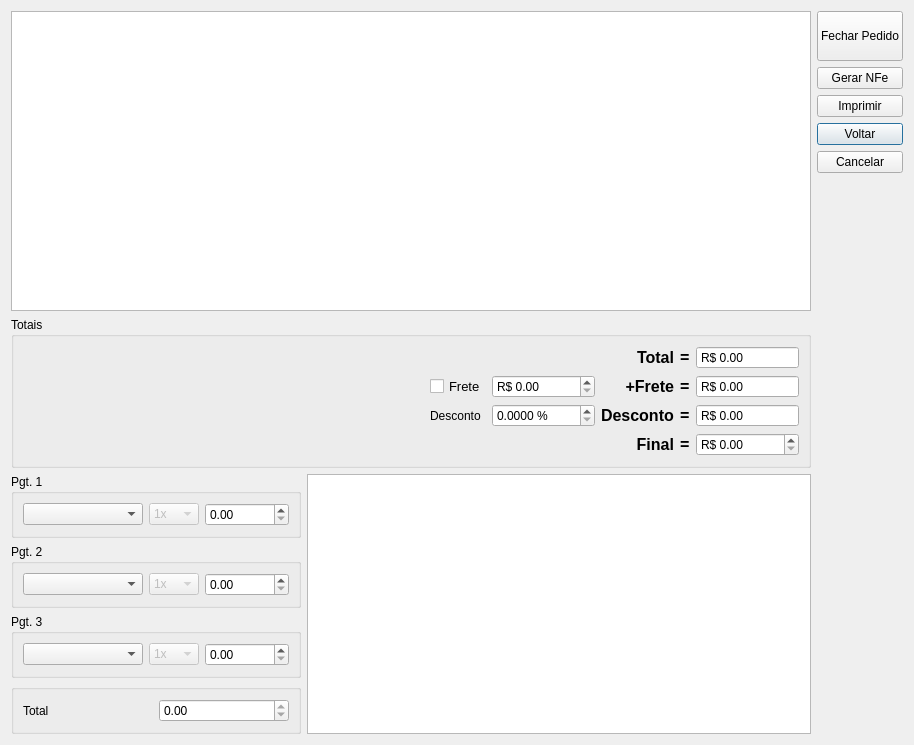
Above: venda.ui from lellisls/ERP-STACCATO before the change. Below: the same form after it.
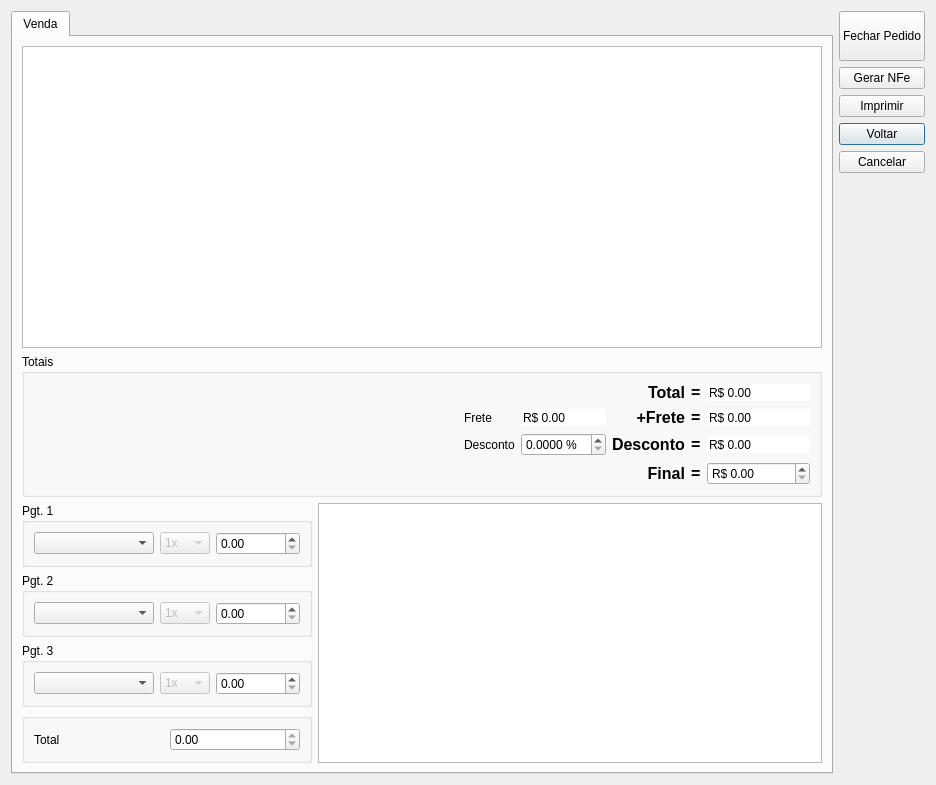
That is the form after the change.

Commit message: Pequenas alterações na venda

Patch:
```diff
--- a/venda.ui
+++ b/venda.ui
@@ -6,107 +6,25 @@
    <rect>
     <x>0</x>
     <y>0</y>
-    <width>902</width>
-    <height>680</height>
+    <width>926</width>
+    <height>723</height>
    </rect>
   </property>
   <property name="windowTitle">
    <string>Vendas</string>
   </property>
   <layout class="QGridLayout" name="gridLayout_7">
-   <item row="0" column="0" colspan="2">
-    <widget class="QTableView" name="tableVenda">
-     <property name="minimumSize">
-      <size>
-       <width>800</width>
-       <height>300</height>
-      </size>
+   <item row="0" column="0">
+    <widget class="QTabWidget" name="tabWidget">
+     <property name="currentIndex">
+      <number>0</number>
      </property>
-     <property name="alternatingRowColors">
-      <bool>true</bool>
-     </property>
-     <attribute name="horizontalHeaderStretchLastSection">
-      <bool>true</bool>
-     </attribute>
-    </widget>
-   </item>
-   <item row="0" column="2">
-    <layout class="QVBoxLayout" name="verticalLayout_2">
-     <item>
-      <widget class="QPushButton" name="pushButtonFecharPedido">
-       <property name="sizePolicy">
-        <sizepolicy hsizetype="Minimum" vsizetype="Minimum">
-         <horstretch>0</horstretch>
-         <verstretch>0</verstretch>
-        </sizepolicy>
-       </property>
-       <property name="minimumSize">
-        <size>
-         <width>0</width>
-         <height>50</height>
-        </size>
-       </property>
-       <property name="text">
-        <string>Fechar Pedido</string>
-       </property>
-       <property name="autoDefault">
-        <bool>false</bool>
-       </property>
-      </widget>
-     </item>
-     <item>
-      <widget class="QPushButton" name="pushButtonNFe">
-       <property name="text">
-        <string>Gerar NFe</string>
-       </property>
-       <property name="autoDefault">
-        <bool>false</bool>
-       </property>
-      </widget>
-     </item>
-     <item>
-      <widget class="QPushButton" name="pushButtonImprimir">
-       <property name="text">
-        <string>Imprimir</string>
-       </property>
-       <property name="autoDefault">
-        <bool>false</bool>
-       </property>
-      </widget>
-     </item>
-     <item>
-      <widget class="QPushButton" name="pushButtonVoltar">
-       <property name="text">
-        <string>Voltar</string>
-       </property>
-      </widget>
-     </item>
-     <item>
-      <widget class="QPushButton" name="pushButtonCancelar">
-       <property name="text">
-        <string>Cancelar</string>
-       </property>
-       <property name="autoDefault">
-        <bool>false</bool>
-       </property>
-      </widget>
-     </item>
-     <item>
-      <spacer name="verticalSpacer_2">
-       <property name="orientation">
-        <enum>Qt::Vertical</enum>
-       </property>
-       <property name="sizeHint" stdset="0">
-        <size>
-         <width>20</width>
-         <height>40</height>
-        </size>
-       </property>
-      </spacer>
-     </item>
-    </layout>
-   </item>
-   <item row="2" column="0">
+     <widget class="QWidget" name="tab">
+      <attribute name="title">
+       <string>Venda</string>
+      </attribute>
+      <layout class="QGridLayout" name="gridLayout_8">
+       <item row="3" column="0">
     <widget class="QGroupBox" name="groupBox">
      <property name="title">
       <string>Pgt. 1</string>
@@ -189,7 +107,33 @@
      </layout>
     </widget>
    </item>
-   <item row="3" column="0">
+       <item row="6" column="0">
+        <widget class="QGroupBox" name="groupBox_5">
+         <property name="title">
+          <string/>
+         </property>
+         <layout class="QGridLayout" name="gridLayout">
+          <item row="0" column="1">
+           <widget class="QDoubleSpinBox" name="doubleSpinBoxTotal">
+            <property name="readOnly">
+             <bool>true</bool>
+            </property>
+            <property name="maximum">
+             <double>999999.989999999990687</double>
+            </property>
+           </widget>
+          </item>
+          <item row="0" column="0">
+           <widget class="QLabel" name="labelRestante">
+            <property name="text">
+             <string>Total</string>
+            </property>
+           </widget>
+          </item>
+         </layout>
+        </widget>
+       </item>
+       <item row="4" column="0">
     <widget class="QGroupBox" name="groupBox_2">
      <property name="title">
       <string>Pgt. 2</string>
@@ -272,7 +216,7 @@
      </layout>
     </widget>
    </item>
-   <item row="4" column="0">
+       <item row="5" column="0">
     <widget class="QGroupBox" name="groupBox_4">
      <property name="title">
       <string>Pgt. 3</string>
@@ -355,31 +299,8 @@
      </layout>
     </widget>
    </item>
-   <item row="5" column="0">
-    <widget class="QGroupBox" name="groupBox_5">
-     <property name="title">
-      <string/>
-     </property>
-     <layout class="QGridLayout" name="gridLayout">
-      <item row="0" column="1">
-       <widget class="QDoubleSpinBox" name="doubleSpinBoxTotal">
-        <property name="readOnly">
-         <bool>true</bool>
-        </property>
-        <property name="maximum">
-         <double>999999.989999999990687</double>
-        </property>
-       </widget>
-      </item>
-      <item row="0" column="0">
-       <widget class="QLabel" name="labelRestante">
-        <property name="text">
-         <string>Total</string>
-        </property>
-       </widget>
-      </item>
-     </layout>
-    </widget>
+       <item row="3" column="1" rowspan="4">
+        <widget class="QTableView" name="tableFluxoCaixa"/>
    </item>
    <item row="1" column="0" colspan="2">
     <widget class="QGroupBox" name="groupBox_3">
@@ -421,6 +342,9 @@
           <property name="toolTip">
            <string>&lt;html&gt;&lt;head/&gt;&lt;body&gt;&lt;p&gt;Sub-total do orçamento é o total sem o frete&lt;/p&gt;&lt;/body&gt;&lt;/html&gt;</string>
           </property>
+              <property name="frame">
+               <bool>false</bool>
+              </property>
           <property name="readOnly">
            <bool>true</bool>
           </property>
@@ -471,21 +395,6 @@
           </property>
          </widget>
         </item>
-        <item row="2" column="0">
-         <widget class="QCheckBox" name="checkBoxCalculaFrete">
-          <property name="font">
-           <font>
-            <pointsize>10</pointsize>
-           </font>
-          </property>
-          <property name="toolTip">
-           <string>&lt;html&gt;&lt;head/&gt;&lt;body&gt;&lt;p&gt;Cálculo automático do frete&lt;/p&gt;&lt;/body&gt;&lt;/html&gt;</string>
-          </property>
-          <property name="text">
-           <string>Frete</string>
-          </property>
-         </widget>
-        </item>
         <item row="3" column="0">
          <widget class="QLabel" name="label_26">
           <property name="text">
@@ -498,6 +407,18 @@
           <property name="toolTip">
            <string>&lt;html&gt;&lt;head/&gt;&lt;body&gt;&lt;p&gt;Valor do frete&lt;/p&gt;&lt;/body&gt;&lt;/html&gt;</string>
           </property>
+              <property name="frame">
+               <bool>false</bool>
+              </property>
+              <property name="readOnly">
+               <bool>true</bool>
+              </property>
+              <property name="buttonSymbols">
+               <enum>QAbstractSpinBox::NoButtons</enum>
+              </property>
+              <property name="keyboardTracking">
+               <bool>false</bool>
+              </property>
           <property name="prefix">
            <string>R$ </string>
           </property>
@@ -550,6 +471,9 @@
           <property name="toolTip">
            <string>&lt;html&gt;&lt;head/&gt;&lt;body&gt;&lt;p&gt;Sub-total do orçamento é o total sem o frete&lt;/p&gt;&lt;/body&gt;&lt;/html&gt;</string>
           </property>
+              <property name="frame">
+               <bool>false</bool>
+              </property>
           <property name="readOnly">
            <bool>true</bool>
           </property>
@@ -559,6 +483,12 @@
           <property name="correctionMode">
            <enum>QAbstractSpinBox::CorrectToNearestValue</enum>
           </property>
+              <property name="keyboardTracking">
+               <bool>false</bool>
+              </property>
+              <property name="showGroupSeparator" stdset="0">
+               <bool>false</bool>
+              </property>
           <property name="prefix">
            <string>R$ </string>
           </property>
@@ -648,6 +578,9 @@
           <property name="toolTip">
            <string>&lt;html&gt;&lt;head/&gt;&lt;body&gt;&lt;p&gt;Sub-total do orçamento é o total sem o frete&lt;/p&gt;&lt;/body&gt;&lt;/html&gt;</string>
           </property>
+              <property name="frame">
+               <bool>false</bool>
+              </property>
           <property name="readOnly">
            <bool>true</bool>
           </property>
@@ -665,13 +598,121 @@
           </property>
          </widget>
         </item>
+            <item row="2" column="0">
+             <widget class="QLabel" name="label_27">
+              <property name="text">
+               <string>Frete</string>
+              </property>
+             </widget>
+            </item>
        </layout>
       </item>
      </layout>
     </widget>
    </item>
-   <item row="2" column="1" rowspan="4">
-    <widget class="QTableView" name="tableFluxoCaixa"/>
+       <item row="0" column="0" colspan="2">
+        <widget class="QTableView" name="tableVenda">
+         <property name="minimumSize">
+          <size>
+           <width>800</width>
+           <height>300</height>
+          </size>
+         </property>
+         <property name="alternatingRowColors">
+          <bool>true</bool>
+         </property>
+         <attribute name="horizontalHeaderStretchLastSection">
+          <bool>true</bool>
+         </attribute>
+        </widget>
+       </item>
+      </layout>
+      <zorder>tableVenda</zorder>
+      <zorder>tableVenda</zorder>
+      <zorder>groupBox_3</zorder>
+      <zorder>groupBox</zorder>
+      <zorder>groupBox_2</zorder>
+      <zorder>groupBox_4</zorder>
+      <zorder>groupBox_5</zorder>
+      <zorder>tableFluxoCaixa</zorder>
+     </widget>
+    </widget>
+   </item>
+   <item row="0" column="3">
+    <layout class="QVBoxLayout" name="verticalLayout_2">
+     <item>
+      <widget class="QPushButton" name="pushButtonFecharPedido">
+       <property name="sizePolicy">
+        <sizepolicy hsizetype="Minimum" vsizetype="Minimum">
+         <horstretch>0</horstretch>
+         <verstretch>0</verstretch>
+        </sizepolicy>
+       </property>
+       <property name="minimumSize">
+        <size>
+         <width>0</width>
+         <height>50</height>
+        </size>
+       </property>
+       <property name="text">
+        <string>Fechar Pedido</string>
+       </property>
+       <property name="autoDefault">
+        <bool>false</bool>
+       </property>
+      </widget>
+     </item>
+     <item>
+      <widget class="QPushButton" name="pushButtonNFe">
+       <property name="text">
+        <string>Gerar NFe</string>
+       </property>
+       <property name="autoDefault">
+        <bool>false</bool>
+       </property>
+      </widget>
+     </item>
+     <item>
+      <widget class="QPushButton" name="pushButtonImprimir">
+       <property name="text">
+        <string>Imprimir</string>
+       </property>
+       <property name="autoDefault">
+        <bool>false</bool>
+       </property>
+      </widget>
+     </item>
+     <item>
+      <widget class="QPushButton" name="pushButtonVoltar">
+       <property name="text">
+        <string>Voltar</string>
+       </property>
+      </widget>
+     </item>
+     <item>
+      <widget class="QPushButton" name="pushButtonCancelar">
+       <property name="text">
+        <string>Cancelar</string>
+       </property>
+       <property name="autoDefault">
+        <bool>false</bool>
+       </property>
+      </widget>
+     </item>
+     <item>
+      <spacer name="verticalSpacer_2">
+       <property name="orientation">
+        <enum>Qt::Vertical</enum>
+       </property>
+       <property name="sizeHint" stdset="0">
+        <size>
+         <width>20</width>
+         <height>40</height>
+        </size>
+       </property>
+      </spacer>
+     </item>
+    </layout>
    </item>
   </layout>
  </widget>
```
Left out of the diff: 6 changed lines with no effect on the pictures. Lines whose indentation alone changed are shown as unchanged. The commit also changes 6 other files.
